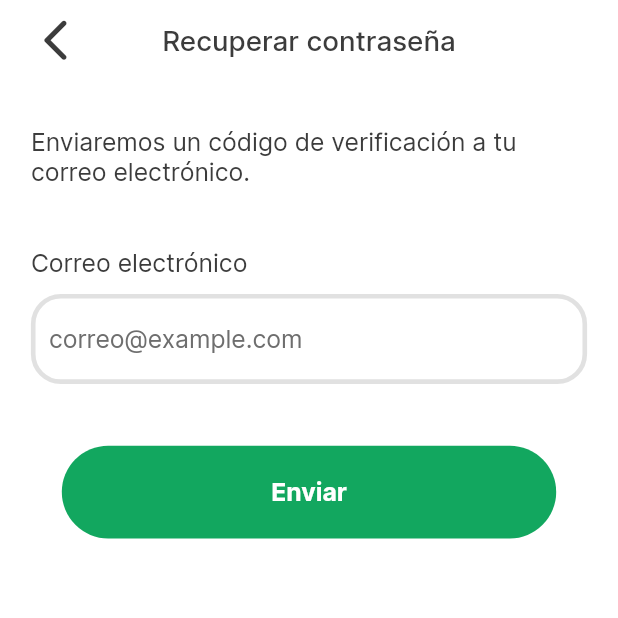
After one commit to PaulAFC14/SmartGasMonitor, a Flutter app: the RecoverPasswordView1 screen opened directly, on a phone screen of 412 x 824 dp, the top half of it. The commit adds this screen. Run offline on Flutter 3.47's test engine with Material 2 defaults, Android fonts, the phone set to English and light mode, and no system bars; our stand-ins replace iconsax, permission_handler; missing offline and left inert: flutter_iot_wifi, wifi_scan.

Commit message:
View creada: Recuperar contraseña 1

```diff
--- a/frontend/App/sgm/lib/src/views/auth/login-view.dart
+++ b/frontend/App/sgm/lib/src/views/auth/login-view.dart
@@ -4,6 +4,7 @@ import 'package:flutter/material.dart';
 import 'package:iconsax/iconsax.dart';
 import 'package:sgm/src/responsive/responsive-method.dart';
 import 'package:sgm/src/routes/routes.dart';
+import 'package:sgm/src/views/auth/recoverPassword/recoverPassword1-view.dart';
 import 'package:sgm/src/views/auth/signup-view.dart';
 import 'package:sgm/src/views/sensors/sensors-list-view.dart';
 
@@ -164,7 +165,7 @@ class _LoginViewState extends State<LoginView> {
             ),
             SizedBox(height: 4 * vr),
             GestureDetector(
-              onTap: () => Routes(context), //Enviar a vista de contraseña
+              onTap: () => Routes(context).goTo(RecoverPasswordView1(context)), //Enviar a vista de contraseña
               child: Container(
                 color: Colors.transparent,
                 margin: EdgeInsets.only(left: 50 * vw),
--- /dev/null
+++ b/frontend/App/sgm/lib/src/views/auth/recoverPassword/recoverPassword1-view.dart
@@ -0,0 +1,159 @@
+// ignore_for_file: must_be_immutable
+
+import 'package:flutter/material.dart';
+import 'package:iconsax/iconsax.dart';
+import 'package:sgm/src/responsive/responsive-method.dart';
+import 'package:sgm/src/routes/routes.dart';
+import 'package:sgm/src/views/auth/login-view.dart';
+import 'package:sgm/src/views/sensors/sensors-list-view.dart';
+
+late double vw;
+late double vh;
+late double ratio;
+late double vr;
+
+class RecoverPasswordView1 extends StatefulWidget {
+  late BuildContext context;
+  RecoverPasswordView1(this.context, {super.key}) {
+    //Responsive method
+    Map<String, dynamic> responsive =
+        ResponsiveData(context: context).getAspectRatio();
+    vw = responsive['vw'];
+    vh = responsive['vh'];
+    ratio = responsive['ratio'];
+    vr = (vh / ratio);
+  }
+
+  @override
+  State<RecoverPasswordView1> createState() => _RecoverPasswordView1();
+}
+
+class _RecoverPasswordView1 extends State<RecoverPasswordView1> {
+  late bool invisible;
+
+  @override
+  void initState() {
+    // TODO: implement initState
+    super.initState();
+    invisible = true;
+  }
+
+  @override
+  Widget build(BuildContext context) {
+    return Scaffold(
+      backgroundColor: Theme.of(context).canvasColor,
+      body: Padding(
+        padding: EdgeInsets.symmetric(horizontal: 5 * vw),
+        child: ListView(
+          children: [
+            SizedBox(height: 2.5 * vr),
+            Row(
+              mainAxisAlignment: MainAxisAlignment.spaceBetween,
+              children: [
+                GestureDetector(
+                  onTap: () => Routes(context).goTo(LoginView(context)),
+                  child: Container(
+                    width: 8 * vw,
+                    height: 8 * vr,
+                    color: Colors.transparent,
+                    child: Icon(
+                      Icons.arrow_back_ios_new_rounded,
+                      size: 8 * vw,
+                      color: Theme.of(context).hintColor,
+                    ),
+                  ),
+                ),
+                Text(
+                  'Recuperar contraseña',
+                  textAlign: TextAlign.center,
+                  style: TextStyle(
+                    fontSize: 4.5 * vw,
+                    fontWeight: FontWeight.w500,
+                    color: Theme.of(context).hintColor,
+                  ),
+                ),
+                Container(
+                  width: 8 * vw,
+                  height: 8 * vr,
+                ),
+              ],
+            ),
+            SizedBox(height: 10 * vr),
+            Text(
+              'Enviaremos un código de verificación a tu correo electrónico.',
+              textAlign: TextAlign.left,
+              style: TextStyle(
+                fontSize: 4 * vw,
+                fontWeight: FontWeight.w400,
+                color: Theme.of(context).hintColor,
+              ),
+            ),
+            SizedBox(height: 10 * vr),
+            Text(
+              'Correo electrónico',
+              textAlign: TextAlign.left,
+              style: TextStyle(
+                fontSize: 4 * vw,
+                fontWeight: FontWeight.w400,
+                color: Theme.of(context).hintColor,
+              ),
+            ),
+            SizedBox(height: 2.5 * vr),
+            TextFormField(
+              keyboardType: TextInputType.emailAddress,
+              textInputAction: TextInputAction.next,
+              //Inicio decoración
+              decoration: InputDecoration(
+                enabledBorder: OutlineInputBorder(
+                    borderRadius: BorderRadius.circular(20),
+                    borderSide: BorderSide(
+                        color: Theme.of(context).dividerColor,
+                        width: 0.75 * vw)),
+                focusedBorder: OutlineInputBorder(
+                    borderRadius: BorderRadius.circular(20),
+                    borderSide: BorderSide(
+                        color: Theme.of(context).primaryColor,
+                        width: 0.75 * vw)),
+                hintText: 'correo@example.com', //Texto predefinido
+                hintStyle: TextStyle(
+                  fontSize: 4 * vw,
+                  fontWeight: FontWeight.w400,
+                  color: Theme.of(context).indicatorColor,
+                ),
+              ),
+              cursorColor: Theme.of(context).hintColor,
+              style: TextStyle(
+                fontSize: 4 * vw,
+                fontWeight: FontWeight.w400,
+                color: Theme.of(context).hintColor,
+              ),
+              //Fin decoración
+            ),
+            SizedBox(height: 10 * vr),
+            GestureDetector(
+              onTap: () => Routes(context).goTo(SensorsListView(context)),
+              child: Container(
+                margin: EdgeInsets.symmetric(horizontal: 5 * vw),
+                height: 15 * vr,
+                decoration: BoxDecoration(
+                  color: Theme.of(context).primaryColor,
+                  borderRadius: BorderRadius.circular(15 * vr),
+                ),
+                child: Center(
+                  child: Text(
+                    'Enviar',
+                    style: TextStyle(
+                      fontSize: 4 * vw,
+                      fontWeight: FontWeight.w700,
+                      color: Theme.of(context).canvasColor,
+                    ),
+                  ),
+                ),
+              ),
+            ),
+          ],
+        ),
+      ),
+    );
+  }
+}
```
Also changed, not shown: frontend/App/sgm/lib/src/views/auth/recoverPassword/recoverPassword2-view.dart (added), frontend/App/sgm/lib/src/views/auth/recoverPassword/recoverPassword3-view.dart (added).
